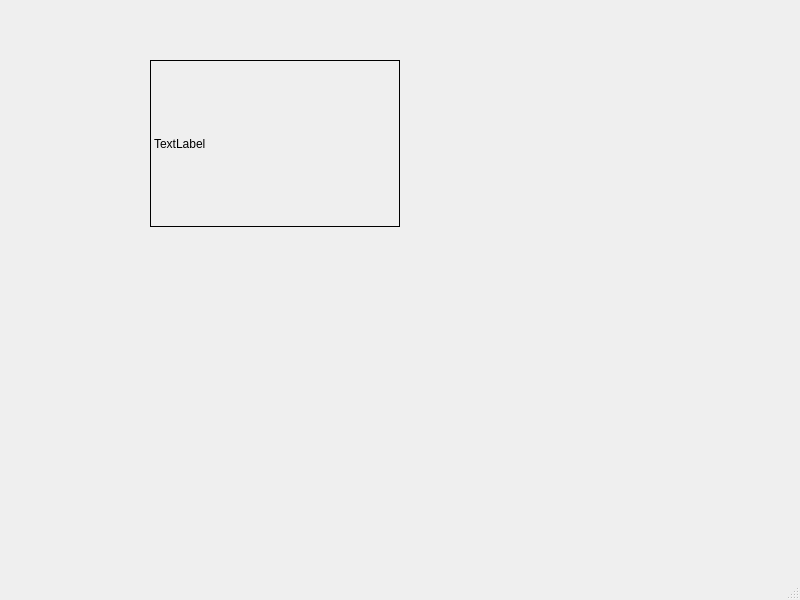
Old version of the form mainwindow.ui in the repository ariadneep/logigate-game.
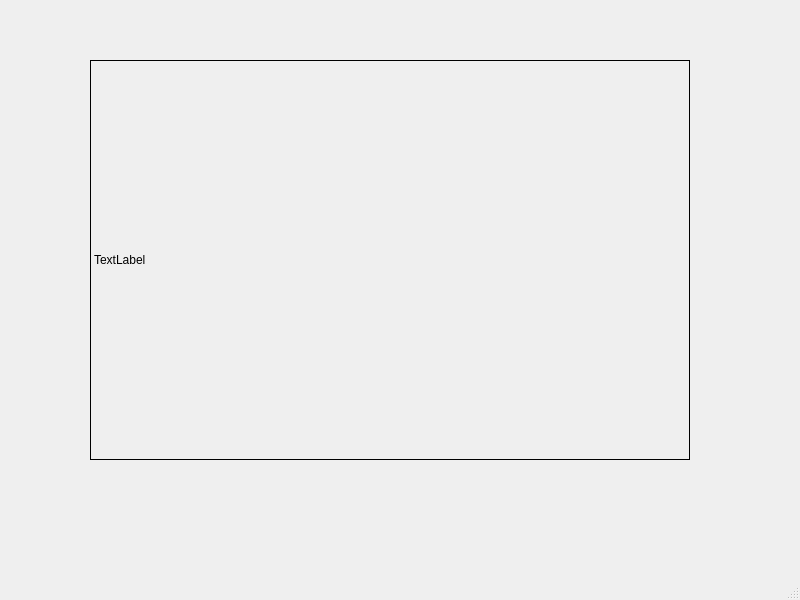
New version of the form.

Commit message: Fixed crashing issue by removing setCentralWidget, which was turning the ui's gameBoard into a zombie object and disallowing any method calls. Also, made the confetti background opaque so we could see the label in the background.

```diff
--- a/mainwindow.ui
+++ b/mainwindow.ui
@@ -17,10 +17,10 @@
    <widget class="QLabel" name="gameBoard">
     <property name="geometry">
      <rect>
-      <x>150</x>
+      <x>90</x>
       <y>60</y>
-      <width>250</width>
-      <height>167</height>
+      <width>600</width>
+      <height>400</height>
      </rect>
     </property>
     <property name="mouseTracking">
```
Left out of the diff: 2 changed lines with no effect on the pictures. The commit also changes 1 other file.
